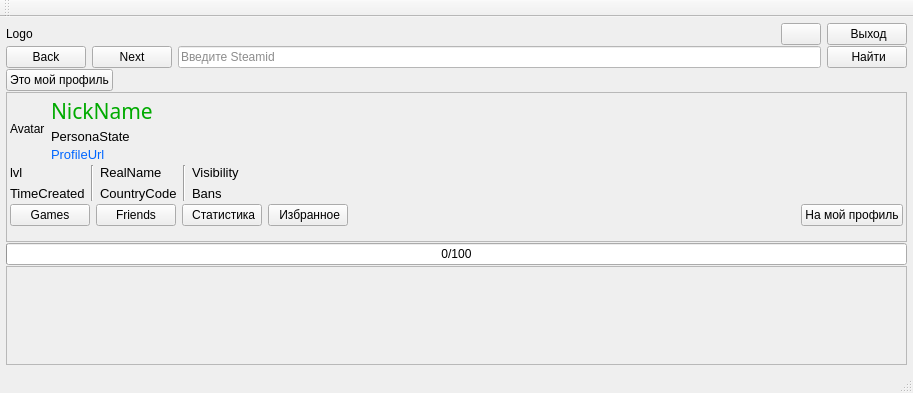
This is AraSteamManager/mainwindow.ui in Arankir/AraSteamManager as Qt 5 draws it before an edit. The edited form follows.
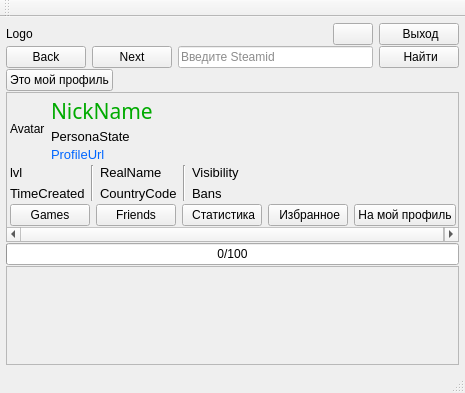
This is the edited form.

```diff
--- a/AraSteamManager/mainwindow.ui
+++ b/AraSteamManager/mainwindow.ui
@@ -6,7 +6,7 @@
    <rect>
     <x>0</x>
     <y>0</y>
-    <width>913</width>
+    <width>465</width>
     <height>393</height>
    </rect>
   </property>
@@ -156,8 +156,8 @@
         <rect>
          <x>0</x>
          <y>0</y>
-         <width>899</width>
-         <height>151</height>
+         <width>451</width>
+         <height>150</height>
         </rect>
        </property>
        <layout class="QVBoxLayout" name="verticalLayout_2">
@@ -455,8 +455,8 @@
         <rect>
          <x>0</x>
          <y>0</y>
-         <width>899</width>
-         <height>68</height>
+         <width>451</width>
+         <height>72</height>
         </rect>
        </property>
       </widget>
```
Left out of the diff: 4 changed lines with no effect on the pictures.
